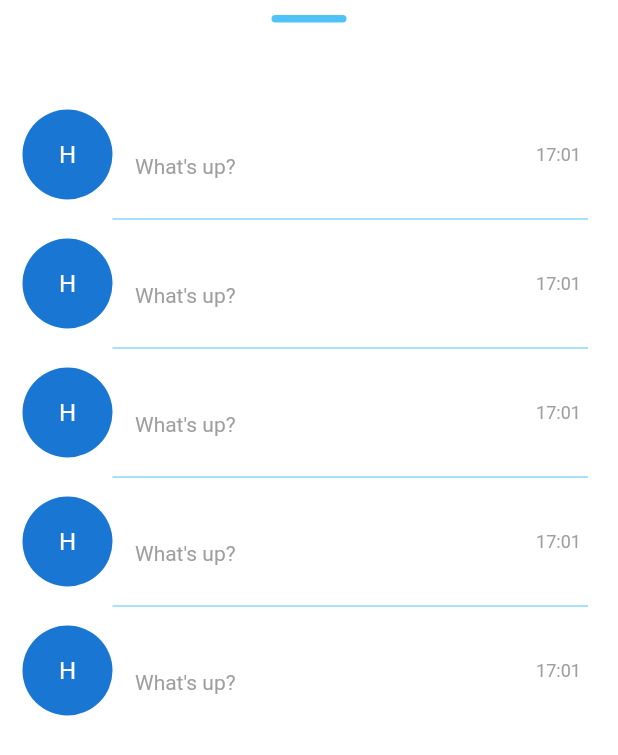
After one commit to MarikIshtar007/coms, a Flutter app: the ConversationBottomSheet screen opened directly, on a phone screen of 412 x 824 dp. The commit adds this screen. Shown: the top 755 px of the screen. Run offline on Flutter 3.47's test engine with Material 2 defaults, Android fonts, the phone set to English and light mode, and no system bars.

Commit message:
Added bottomsheet for chats

```diff
--- a/lib/config/palette.dart
+++ b/lib/config/palette.dart
@@ -20,4 +20,10 @@ class Palette {
   static Color selfMessageColor = Colors.white;
   static Color otherMessageColor = Color(0xFF424242);
   static Color greyColor = Colors.grey;
+
+  static Color primaryTextColor = Colors.black;
+  static Color secondaryTextColor = Colors.black87;
+  static Color primaryBackgroundColor = Colors.white;
+
+  static Color chatBackgroundColor = Color(0xfffafafa);
 }
--- /dev/null
+++ b/lib/config/styles.dart
@@ -0,0 +1,15 @@
+import 'package:coms/config/palette.dart';
+import 'package:flutter/material.dart';
+
+class Styles {
+  static TextStyle textHeading =
+      TextStyle(color: Palette.primaryTextColorLight, fontSize: 20);
+  static TextStyle textStyle =
+      TextStyle(color: Palette.secondaryTextColorLight, fontSize: 14);
+  static TextStyle subHeading =
+      TextStyle(color: Palette.primaryTextColorLight, fontSize: 14);
+  static TextStyle text = TextStyle(color: Palette.secondaryTextColor);
+  static TextStyle subText = TextStyle(color: Palette.greyColor);
+  static TextStyle date = TextStyle(
+      color: Palette.greyColor, fontSize: 12.0, fontStyle: FontStyle.normal);
+}
--- a/lib/screens/conversationPage.dart
+++ b/lib/screens/conversationPage.dart
@@ -1,5 +1,6 @@
 import 'package:coms/widgets/chatAppbar.dart';
 import 'package:coms/widgets/chatListWidget.dart';
+import 'package:coms/widgets/conversationBottomSheet.dart';
 import 'package:coms/widgets/myInputWidget.dart';
 import 'package:flutter/material.dart';
 
@@ -9,6 +10,7 @@ class ConversationPage extends StatefulWidget {
 }
 
 class _ConversationPageState extends State<ConversationPage> {
+  final GlobalKey<ScaffoldState> _scaffoldKey = GlobalKey<ScaffoldState>();
   @override
   Widget build(BuildContext context) {
     return SafeArea(
@@ -38,7 +40,15 @@ class _ConversationPageState extends State<ConversationPage> {
                 ],
               ),
             ),
-            MyInputWidget()
+            GestureDetector(
+              onPanUpdate: (details) {
+                if (details.delta.dy > 0) {
+                  _scaffoldKey.currentState
+                      ?.showBottomSheet((context) => ConversationBottomSheet());
+                }
+              },
+              child: MyInputWidget(),
+            )
           ],
         ),
       ),
--- a/lib/widgets/chatAppbar.dart
+++ b/lib/widgets/chatAppbar.dart
@@ -1,13 +1,11 @@
 import 'package:coms/config/palette.dart';
+import 'package:coms/config/styles.dart';
 import 'package:flutter/material.dart';
 
 class ChatAppBar extends StatelessWidget with PreferredSizeWidget {
   final double height = 100;
   @override
   Widget build(BuildContext context) {
-    var textHeading =
-        TextStyle(color: Palette.primaryTextColorLight, fontSize: 20);
-    var textStyle = TextStyle(color: Palette.secondaryTextColorLight);
     return Material(
       child: Container(
         decoration: BoxDecoration(
@@ -38,14 +36,14 @@ class ChatAppBar extends StatelessWidget with PreferredSizeWidget {
                                 children: [
                                   Text(
                                     'Haany Ali',
-                                    style: textHeading,
+                                    style: Styles.textHeading,
                                     // style: TextStyle(
                                     //     fontSize: 20,
                                     //     fontWeight: FontWeight.bold),
                                   ),
                                   Text(
                                     '@haanyali',
-                                    style: textStyle,
+                                    style: Styles.textStyle,
                                     // style:
                                     //     TextStyle(fontStyle: FontStyle.italic),
                                   )
--- /dev/null
+++ b/lib/widgets/chatRow.dart
@@ -0,0 +1,54 @@
+import 'package:coms/config/styles.dart';
+import 'package:flutter/material.dart';
+import 'package:intl/intl.dart';
+
+class ChatRowWidget extends StatelessWidget {
+  @override
+  Widget build(BuildContext context) {
+    return Container(
+        padding: EdgeInsets.fromLTRB(15, 5, 0, 5),
+        child: Row(
+          children: <Widget>[
+            Expanded(
+              flex: 8,
+              child: Row(
+                mainAxisSize: MainAxisSize.max,
+                children: <Widget>[
+                  CircleAvatar(
+                    radius: 30,
+                    child: Text('H'),
+                  ),
+                  SizedBox(
+                    width: 15,
+                  ),
+                  Container(
+                      child: Column(
+                    children: <Widget>[
+                      Text('John Doe', style: Styles.subHeading),
+                      Text(
+                        'What\'s up?',
+                        style: Styles.subText,
+                      )
+                    ],
+                  ))
+                ],
+              ),
+            ),
+            Expanded(
+              flex: 2,
+              child: Column(
+                mainAxisSize: MainAxisSize.max,
+                mainAxisAlignment: MainAxisAlignment.start,
+                children: <Widget>[
+                  Text(
+                    DateFormat('kk:mm').format(
+                        DateTime.fromMillisecondsSinceEpoch(1565888474278)),
+                    style: Styles.date,
+                  )
+                ],
+              ),
+            )
+          ],
+        ));
+  }
+}
--- /dev/null
+++ b/lib/widgets/conversationBottomSheet.dart
@@ -0,0 +1,43 @@
+import 'package:coms/config/palette.dart';
+import 'package:coms/config/styles.dart';
+import 'package:coms/widgets/chatRow.dart';
+import 'package:flutter/material.dart';
+
+import 'navigationPill.dart';
+
+class ConversationBottomSheet extends StatefulWidget {
+  const ConversationBottomSheet({Key? key}) : super(key: key);
+
+  @override
+  _ConversationBottomSheetState createState() =>
+      _ConversationBottomSheetState();
+}
+
+class _ConversationBottomSheetState extends State<ConversationBottomSheet> {
+  @override
+  Widget build(BuildContext context) {
+    return Material(
+        child: Scaffold(
+            backgroundColor: Colors.white,
+            body: ListView(children: <Widget>[
+              NavigationPillWidget(),
+              Center(child: Text('Messages', style: Styles.textHeading)),
+              SizedBox(
+                height: 20,
+              ),
+              ListView.separated(
+                shrinkWrap: true,
+                physics: ClampingScrollPhysics(),
+                itemCount: 5,
+                separatorBuilder: (context, index) => Padding(
+                    padding: EdgeInsets.only(left: 75, right: 20),
+                    child: Divider(
+                      color: Palette.accentColor,
+                    )),
+                itemBuilder: (context, index) {
+                  return ChatRowWidget();
+                },
+              )
+            ])));
+  }
+}
--- /dev/null
+++ b/lib/widgets/navigationPill.dart
@@ -0,0 +1,34 @@
+import 'package:coms/config/palette.dart';
+import 'package:flutter/material.dart';
+
+class NavigationPillWidget extends StatelessWidget {
+  @override
+  Widget build(BuildContext context) {
+    return Container(
+      child: Column(
+        mainAxisAlignment: MainAxisAlignment.center,
+        crossAxisAlignment: CrossAxisAlignment.stretch,
+        children: <Widget>[
+          Container(
+            child: Center(
+              child: Wrap(
+                children: <Widget>[
+                  Container(
+                    width: 50,
+                    margin: EdgeInsets.only(top: 10, bottom: 10),
+                    height: 5,
+                    decoration: new BoxDecoration(
+                      color: Palette.accentColor,
+                      shape: BoxShape.rectangle,
+                      borderRadius: BorderRadius.all(Radius.circular(8.0)),
+                    ),
+                  ),
+                ],
+              ),
+            ),
+          ),
+        ],
+      ),
+    );
+  }
+}
```
